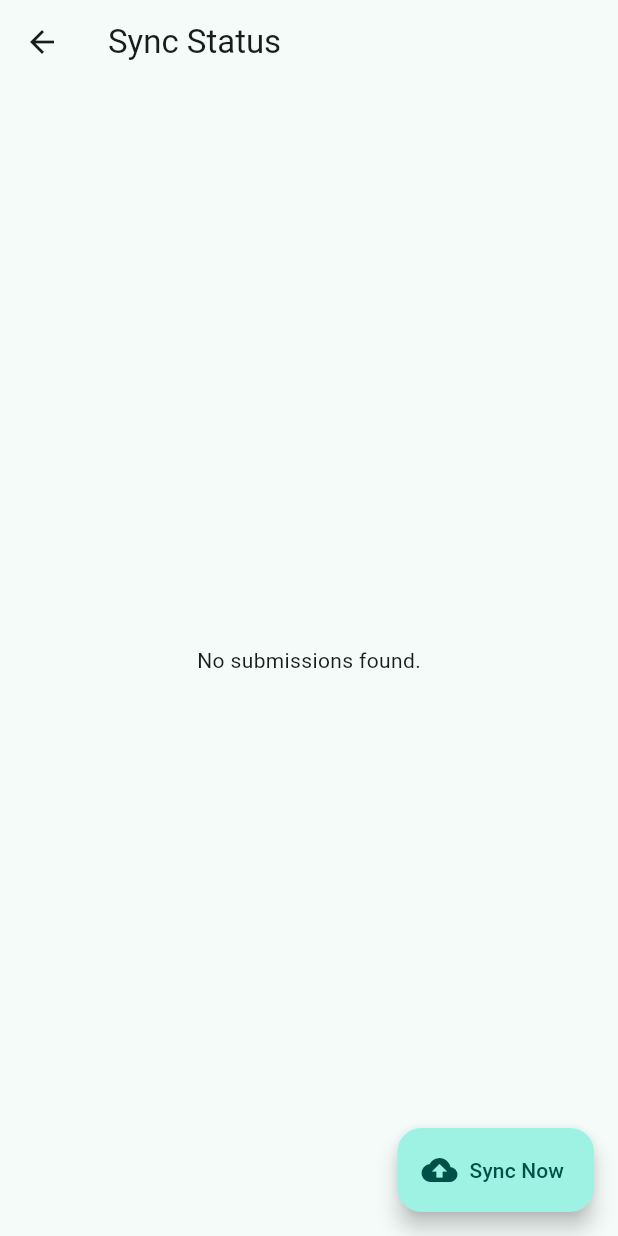
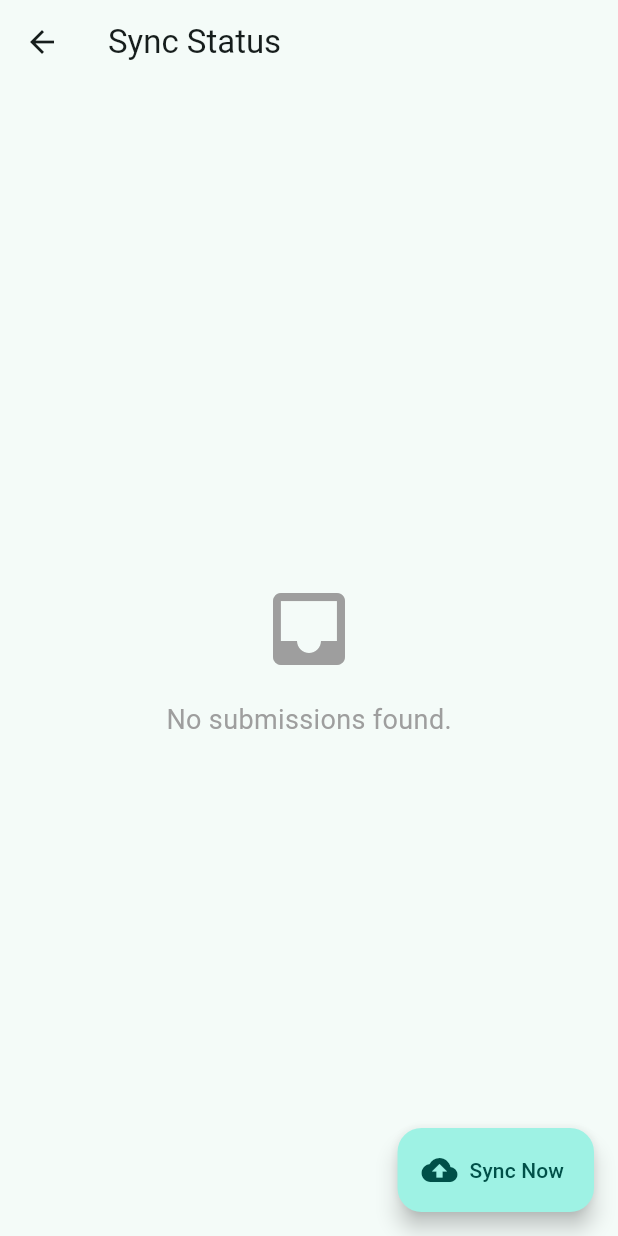
Before and after one commit to Tusharr06/FieldSync, a Flutter app: the screen it shows once a user with an empty profile is signed in, after a tap on the "sync alt" icon, on a phone screen of 412 x 824 dp. Run offline on Flutter 3.47's test engine with Material 3 defaults, Android fonts, the phone set to English and light mode, and no system bars; our stand-ins replace cloud_firestore, connectivity_plus, firebase_auth, firebase_core, flutter_riverpod, hive_flutter; accounts and stored records are empty.

Commit message:
polish submission and sync user feedback

```diff
--- a/lib/features/forms/screens/form_list_screen.dart
+++ b/lib/features/forms/screens/form_list_screen.dart
@@ -1,5 +1,7 @@
 import 'package:flutter/material.dart';
 import 'package:flutter_riverpod/flutter_riverpod.dart';
+import 'package:connectivity_plus/connectivity_plus.dart';
+import '../../../../core/network/connectivity_service.dart';
 import '../controller/form_controller.dart';
 import 'form_fill_screen.dart';
 import '../../submissions/screens/submission_status_screen.dart';
@@ -10,11 +12,26 @@ class FormListScreen extends ConsumerWidget {
   @override
   Widget build(BuildContext context, WidgetRef ref) {
     final forms = ref.watch(formListProvider);
+    final connectivityAsync = ref.watch(connectivityStatusProvider);
+
+    final isOffline = connectivityAsync.maybeWhen(
+      data: (results) => results.every((r) => r == ConnectivityResult.none),
+      orElse: () => false,
+    );
 
     return Scaffold(
       appBar: AppBar(
         title: const Text('FieldSync: Forms'),
         actions: [
+          if (isOffline)
+            const Padding(
+              padding: EdgeInsets.symmetric(horizontal: 8.0),
+              child: Chip(
+                label: Text('Offline', style: TextStyle(color: Colors.white)),
+                backgroundColor: Colors.grey,
+                side: BorderSide.none,
+              ),
+            ),
           IconButton(
             icon: const Icon(Icons.bug_report),
             tooltip: 'Seed Sample Data',
@@ -40,7 +57,18 @@ class FormListScreen extends ConsumerWidget {
           )
         ],
       ),
-      body: ListView.builder(
+      body: forms.isEmpty
+        ? const Center(
+            child: Column(
+              mainAxisAlignment: MainAxisAlignment.center,
+              children: [
+                Icon(Icons.description_outlined, size: 64, color: Colors.grey),
+                SizedBox(height: 16),
+                Text('No forms available', style: TextStyle(color: Colors.grey, fontSize: 18)),
+              ],
+            ),
+          )
+        : ListView.builder(
         itemCount: forms.length,
         itemBuilder: (context, index) {
           final form = forms[index];
--- a/lib/features/submissions/screens/submission_status_screen.dart
+++ b/lib/features/submissions/screens/submission_status_screen.dart
@@ -4,33 +4,70 @@ import '../controller/submission_controller.dart';
 import '../../../core/sync/sync_engine.dart';
 import '../models/submission_model.dart';
 
-class SubmissionStatusScreen extends ConsumerWidget {
+class SubmissionStatusScreen extends ConsumerStatefulWidget {
   const SubmissionStatusScreen({super.key});
 
   @override
-  Widget build(BuildContext context, WidgetRef ref) {
+  ConsumerState<SubmissionStatusScreen> createState() => _SubmissionStatusScreenState();
+}
+
+class _SubmissionStatusScreenState extends ConsumerState<SubmissionStatusScreen> {
+  bool _isSyncing = false;
+
+  Future<void> _handleSync() async {
+    setState(() => _isSyncing = true);
+    try {
+      await ref.read(syncEngineProvider).syncData();
+      ref.invalidate(submissionListProvider);
+      if (mounted) {
+        ScaffoldMessenger.of(context).showSnackBar(
+          const SnackBar(content: Text('Sync completed successfully!')),
+        );
+      }
+    } catch (e) {
+      if (mounted) {
+        ScaffoldMessenger.of(context).showSnackBar(
+          SnackBar(content: Text('Sync failed: $e')),
+        );
+      }
+    } finally {
+      if (mounted) setState(() => _isSyncing = false);
+    }
+  }
+
+  @override
+  Widget build(BuildContext context) {
     final submissionsAsync = ref.watch(submissionListProvider);
 
     return Scaffold(
       appBar: AppBar(title: const Text('Sync Status')),
       floatingActionButton: FloatingActionButton.extended(
-        onPressed: () async {
-            ScaffoldMessenger.of(context).showSnackBar(const SnackBar(content: Text('Syncing...')));
-            await ref.read(syncEngineProvider).syncData();
-            ref.invalidate(submissionListProvider);
-        },
-        label: const Text('Sync Now'),
-        icon: const Icon(Icons.cloud_upload),
+        onPressed: _isSyncing ? null : _handleSync,
+        label: _isSyncing ? const Text('Syncing...') : const Text('Sync Now'),
+        icon: _isSyncing
+            ? const SizedBox(width: 24, height: 24, child: CircularProgressIndicator(color: Colors.white, strokeWidth: 2))
+            : const Icon(Icons.cloud_upload),
       ),
       body: submissionsAsync.when(
         data: (submissions) {
           if (submissions.isEmpty) {
-            return const Center(child: Text('No submissions found.'));
+            return const Center(
+              child: Column(
+                mainAxisAlignment: MainAxisAlignment.center,
+                children: [
+                  Icon(Icons.inbox, size: 64, color: Colors.grey),
+                  SizedBox(height: 16),
+                  Text('No submissions found.', style: TextStyle(color: Colors.grey, fontSize: 18)),
+                ],
+              ),
+            );
           }
           final sorted = List.of(submissions)..sort((a, b) => b.createdAt.compareTo(a.createdAt));
 
           return ListView.builder(
             itemCount: sorted.length,
+            // Add padding at bottom for FAB
+            padding: const EdgeInsets.only(bottom: 80),
             itemBuilder: (context, index) {
               final sub = sorted[index];
               return Card(
```
